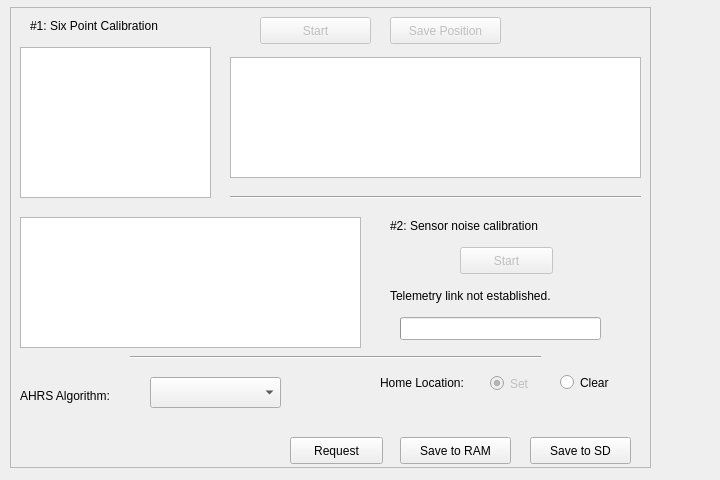
First picture: the form in ground/src/plugins/config/ahrs.ui, repository openpilot/OpenPilot, before the edit.
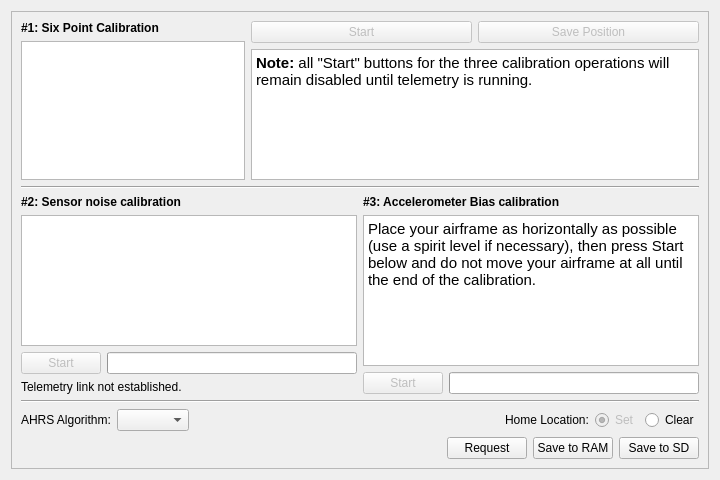
Second picture: the form after the edit.

Commit message: OP-220 1st attempt at "horizontal bias calibration" for the AHRS. Very basic calculation over 100 samples, be my guest to make it more sophisticated if necessary, all the basics are there, you just have to plug a better algo!

The edit to the form file:
```diff
--- a/ground/src/plugins/config/ahrs.ui
+++ b/ground/src/plugins/config/ahrs.ui
@@ -13,30 +13,118 @@
   <property name="windowTitle">
    <string>Form</string>
   </property>
+  <layout class="QVBoxLayout" name="verticalLayout">
+   <item>
   <widget class="QFrame" name="Position6">
-   <property name="geometry">
-    <rect>
-     <x>10</x>
-     <y>7</y>
-     <width>641</width>
-     <height>461</height>
-    </rect>
-   </property>
    <property name="frameShape">
     <enum>QFrame::StyledPanel</enum>
    </property>
    <property name="frameShadow">
     <enum>QFrame::Raised</enum>
    </property>
+     <layout class="QVBoxLayout" name="verticalLayout_2">
+      <item>
+       <layout class="QHBoxLayout" name="sixPointLayout" stretch="1,2">
+        <item>
+         <layout class="QVBoxLayout" name="verticalLayout_3">
+          <item>
+           <widget class="QLabel" name="label_3">
+            <property name="font">
+             <font>
+              <weight>75</weight>
+              <bold>true</bold>
+             </font>
+            </property>
+            <property name="text">
+             <string>#1: Six Point Calibration</string>
+            </property>
+           </widget>
+          </item>
+          <item>
+           <widget class="QGraphicsView" name="sixPointsHelp">
+            <property name="toolTip">
+             <string>Nice paper plane, eh?</string>
+            </property>
+           </widget>
+          </item>
+         </layout>
+        </item>
+        <item>
+         <layout class="QVBoxLayout" name="horLayout">
+          <item>
+           <layout class="QHBoxLayout" name="horizontalLayout_2">
+            <item>
+             <widget class="QPushButton" name="sixPointsStart">
+              <property name="enabled">
+               <bool>false</bool>
+              </property>
+              <property name="toolTip">
+               <string>Launch a sensor range and bias calibration.</string>
+              </property>
+              <property name="text">
+               <string>Start</string>
+              </property>
+             </widget>
+            </item>
+            <item>
+             <widget class="QPushButton" name="sixPointsSave">
+              <property name="enabled">
+               <bool>false</bool>
+              </property>
+              <property name="toolTip">
+               <string>Save settings (only enabled when calibration is running)</string>
+              </property>
+              <property name="text">
+               <string>Save Position</string>
+              </property>
+             </widget>
+            </item>
+           </layout>
+          </item>
+          <item>
+           <widget class="QTextEdit" name="sixPointCalibInstructions">
+            <property name="toolTip">
+             <string>Six Point Calibration instructions</string>
+            </property>
+            <property name="html">
+             <string>&lt;!DOCTYPE HTML PUBLIC &quot;-//W3C//DTD HTML 4.0//EN&quot; &quot;http://www.w3.org/TR/REC-html40/strict.dtd&quot;&gt;
+&lt;html&gt;&lt;head&gt;&lt;meta name=&quot;qrichtext&quot; content=&quot;1&quot; /&gt;&lt;style type=&quot;text/css&quot;&gt;
+p, li { white-space: pre-wrap; }
+&lt;/style&gt;&lt;/head&gt;&lt;body style=&quot; font-family:'Ubuntu'; font-size:11pt; font-weight:400; font-style:normal;&quot;&gt;
+&lt;p style=&quot; margin-top:0px; margin-bottom:0px; margin-left:0px; margin-right:0px; -qt-block-indent:0; text-indent:0px;&quot;&gt;&lt;span style=&quot; font-weight:600;&quot;&gt;Note:&lt;/span&gt; all &amp;quot;Start&amp;quot; buttons for the three calibration operations will remain disabled until telemetry is running.&lt;/p&gt;&lt;/body&gt;&lt;/html&gt;</string>
+            </property>
+           </widget>
+          </item>
+         </layout>
+        </item>
+       </layout>
+      </item>
+      <item>
+       <widget class="Line" name="line">
+        <property name="orientation">
+         <enum>Qt::Horizontal</enum>
+        </property>
+       </widget>
+      </item>
+      <item>
+       <layout class="QHBoxLayout" name="sensorNoiseLayout">
+        <item>
+         <layout class="QVBoxLayout" name="verticalLayout_4">
+          <item>
+           <widget class="QLabel" name="label">
+            <property name="font">
+             <font>
+              <weight>75</weight>
+              <bold>true</bold>
+             </font>
+            </property>
+            <property name="text">
+             <string>#2: Sensor noise calibration</string>
+            </property>
+           </widget>
+          </item>
+          <item>
    <widget class="QGraphicsView" name="ahrsBargraph">
-    <property name="geometry">
-     <rect>
-      <x>10</x>
-      <y>210</y>
-      <width>341</width>
-      <height>131</height>
-     </rect>
-    </property>
     <property name="toolTip">
      <string>These are the sensor variance values computed by the AHRS.
 
@@ -49,31 +137,14 @@
      <enum>Qt::ScrollBarAlwaysOff</enum>
     </property>
    </widget>
-   <widget class="QLabel" name="calibInstructions">
-    <property name="geometry">
-     <rect>
-      <x>380</x>
-      <y>280</y>
-      <width>231</width>
-      <height>17</height>
-     </rect>
-    </property>
-    <property name="text">
-     <string>Telemetry link not established.</string>
-    </property>
-   </widget>
+          </item>
+          <item>
+           <layout class="QHBoxLayout" name="horizontalLayout">
+            <item>
    <widget class="QPushButton" name="ahrsCalibStart">
     <property name="enabled">
      <bool>false</bool>
     </property>
-    <property name="geometry">
-     <rect>
-      <x>450</x>
-      <y>240</y>
-      <width>93</width>
-      <height>27</height>
-     </rect>
-    </property>
     <property name="toolTip">
      <string>Press to start a calibration procedure, about 15 seconds.
 
@@ -83,117 +154,138 @@
      <string>Start</string>
     </property>
    </widget>
-   <widget class="Line" name="line">
-    <property name="geometry">
-     <rect>
-      <x>220</x>
-      <y>180</y>
-      <width>411</width>
-      <height>20</height>
-     </rect>
-    </property>
+            </item>
+            <item>
+             <widget class="QProgressBar" name="calibProgress">
+              <property name="enabled">
+               <bool>true</bool>
+              </property>
+              <property name="maximum">
+               <number>15</number>
+              </property>
+              <property name="value">
+               <number>0</number>
+              </property>
+              <property name="textVisible">
+               <bool>false</bool>
+              </property>
+             </widget>
+            </item>
+           </layout>
+          </item>
+          <item>
+           <widget class="QLabel" name="calibInstructions">
+            <property name="text">
+             <string>Telemetry link not established.</string>
+            </property>
+           </widget>
+          </item>
+         </layout>
+        </item>
+        <item>
+         <layout class="QVBoxLayout" name="verticalLayout_5">
+          <item>
+           <widget class="QLabel" name="label_5">
+            <property name="font">
+             <font>
+              <weight>75</weight>
+              <bold>true</bold>
+             </font>
+            </property>
+            <property name="text">
+             <string>#3: Accelerometer Bias calibration</string>
+            </property>
+           </widget>
+          </item>
+          <item>
+           <widget class="QTextEdit" name="textEdit">
+            <property name="html">
+             <string>&lt;!DOCTYPE HTML PUBLIC &quot;-//W3C//DTD HTML 4.0//EN&quot; &quot;http://www.w3.org/TR/REC-html40/strict.dtd&quot;&gt;
+&lt;html&gt;&lt;head&gt;&lt;meta name=&quot;qrichtext&quot; content=&quot;1&quot; /&gt;&lt;style type=&quot;text/css&quot;&gt;
+p, li { white-space: pre-wrap; }
+&lt;/style&gt;&lt;/head&gt;&lt;body style=&quot; font-family:'Ubuntu'; font-size:11pt; font-weight:400; font-style:normal;&quot;&gt;
+&lt;p style=&quot; margin-top:0px; margin-bottom:0px; margin-left:0px; margin-right:0px; -qt-block-indent:0; text-indent:0px;&quot;&gt;Place your airframe as horizontally as possible (use a spirit level if necessary), then press Start below and do not move your airframe at all until the end of the calibration.&lt;/p&gt;&lt;/body&gt;&lt;/html&gt;</string>
+            </property>
+           </widget>
+          </item>
+          <item>
+           <layout class="QHBoxLayout" name="horizontalLayout_3">
+            <item>
+             <widget class="QPushButton" name="accelBiasStart">
+              <property name="enabled">
+               <bool>false</bool>
+              </property>
+              <property name="text">
+               <string>Start</string>
+              </property>
+             </widget>
+            </item>
+            <item>
+             <widget class="QProgressBar" name="accelBiasProgress">
+              <property name="value">
+               <number>0</number>
+              </property>
+              <property name="textVisible">
+               <bool>false</bool>
+              </property>
+             </widget>
+            </item>
+           </layout>
+          </item>
+         </layout>
+        </item>
+       </layout>
+      </item>
+      <item>
+       <widget class="Line" name="line_3">
     <property name="orientation">
      <enum>Qt::Horizontal</enum>
     </property>
    </widget>
+      </item>
+      <item>
+       <layout class="QHBoxLayout" name="ahrsSettingsLayout">
+        <item>
    <widget class="QLabel" name="label_2">
-    <property name="geometry">
-     <rect>
-      <x>10</x>
-      <y>380</y>
-      <width>111</width>
-      <height>17</height>
-     </rect>
-    </property>
     <property name="text">
      <string>AHRS Algorithm:</string>
     </property>
    </widget>
+        </item>
+        <item>
    <widget class="QComboBox" name="algorithm">
-    <property name="geometry">
-     <rect>
-      <x>140</x>
-      <y>370</y>
-      <width>131</width>
-      <height>31</height>
-     </rect>
-    </property>
     <property name="toolTip">
      <string>Select the sensor integration algorithm here.
 &quot;Simple&quot; only uses accelerometer values
 &quot;INSGPS&quot; the full featured algorithm integrating all sensors</string>
     </property>
    </widget>
-   <widget class="QGraphicsView" name="sixPointsHelp">
-    <property name="geometry">
-     <rect>
-      <x>10</x>
-      <y>40</y>
-      <width>191</width>
-      <height>151</height>
-     </rect>
-    </property>
-    <property name="toolTip">
-     <string>Nice paper plane, eh?</string>
-    </property>
-   </widget>
-   <widget class="QLabel" name="label_3">
-    <property name="geometry">
-     <rect>
-      <x>20</x>
-      <y>10</y>
-      <width>181</width>
-      <height>17</height>
-     </rect>
-    </property>
+        </item>
+        <item>
+         <spacer name="horizontalSpacer_2">
+          <property name="orientation">
+           <enum>Qt::Horizontal</enum>
+          </property>
+          <property name="sizeHint" stdset="0">
+           <size>
+            <width>40</width>
+            <height>20</height>
+           </size>
+          </property>
+         </spacer>
+        </item>
+        <item>
+         <widget class="QLabel" name="label_4">
     <property name="text">
-     <string>#1: Six Point Calibration</string>
-    </property>
-   </widget>
-   <widget class="QPushButton" name="sixPointsStart">
-    <property name="enabled">
-     <bool>false</bool>
-    </property>
-    <property name="geometry">
-     <rect>
-      <x>250</x>
-      <y>10</y>
-      <width>111</width>
-      <height>27</height>
-     </rect>
-    </property>
-    <property name="toolTip">
-     <string>Launch a sensor range and bias calibration.</string>
-    </property>
-    <property name="text">
-     <string>Start</string>
-    </property>
-   </widget>
-   <widget class="QTextEdit" name="sixPointCalibInstructions">
-    <property name="geometry">
-     <rect>
-      <x>220</x>
-      <y>50</y>
-      <width>411</width>
-      <height>121</height>
-     </rect>
-    </property>
-    <property name="toolTip">
-     <string>Six Point Calibration instructions</string>
-    </property>
-   </widget>
+           <string>Home Location:</string>
+          </property>
+         </widget>
+        </item>
+        <item>
    <widget class="QRadioButton" name="homeLocationSet">
     <property name="enabled">
      <bool>false</bool>
     </property>
-    <property name="geometry">
-     <rect>
-      <x>480</x>
-      <y>361</y>
-      <width>51</width>
-      <height>31</height>
-     </rect>
-    </property>
     <property name="toolTip">
      <string>Saves the Home Location. This is only enabled
 if the Home Location is set, i.e. if the GPS fix is
@@ -211,15 +303,57 @@
      <string>buttonGroup</string>
     </attribute>
    </widget>
+        </item>
+        <item>
+         <widget class="QRadioButton" name="homeLocationClear">
+          <property name="enabled">
+           <bool>true</bool>
+          </property>
+          <property name="toolTip">
+           <string>Clears the HomeLocation: only makes sense if you save
+to SD. This will force the AHRS to use the next GPS fix as the
+new home location unless it is in indoor mode.</string>
+          </property>
+          <property name="text">
+           <string>Clear</string>
+          </property>
+          <attribute name="buttonGroup">
+           <string>buttonGroup</string>
+          </attribute>
+         </widget>
+        </item>
+       </layout>
+      </item>
+      <item>
+       <spacer name="verticalSpacer_3">
+        <property name="orientation">
+         <enum>Qt::Vertical</enum>
+        </property>
+        <property name="sizeHint" stdset="0">
+         <size>
+          <width>20</width>
+          <height>40</height>
+         </size>
+        </property>
+       </spacer>
+      </item>
+      <item>
+       <layout class="QHBoxLayout" name="submitButtons">
+        <item>
+         <spacer name="horizontalSpacer">
+          <property name="orientation">
+           <enum>Qt::Horizontal</enum>
+          </property>
+          <property name="sizeHint" stdset="0">
+           <size>
+            <width>40</width>
+            <height>20</height>
+           </size>
+          </property>
+         </spacer>
+        </item>
+        <item>
    <widget class="QPushButton" name="ahrsSettingsRequest">
-    <property name="geometry">
-     <rect>
-      <x>280</x>
-      <y>430</y>
-      <width>93</width>
-      <height>27</height>
-     </rect>
-    </property>
     <property name="toolTip">
      <string>Refresh this screen with current values from the board.</string>
     </property>
@@ -227,82 +361,9 @@
      <string>Request</string>
     </property>
    </widget>
-   <widget class="Line" name="line_3">
-    <property name="geometry">
-     <rect>
-      <x>120</x>
-      <y>340</y>
-      <width>411</width>
-      <height>20</height>
-     </rect>
-    </property>
-    <property name="orientation">
-     <enum>Qt::Horizontal</enum>
-    </property>
-   </widget>
-   <widget class="QLabel" name="label">
-    <property name="geometry">
-     <rect>
-      <x>380</x>
-      <y>210</y>
-      <width>251</width>
-      <height>17</height>
-     </rect>
-    </property>
-    <property name="text">
-     <string>#2: Sensor noise calibration</string>
-    </property>
-   </widget>
-   <widget class="QProgressBar" name="calibProgress">
-    <property name="enabled">
-     <bool>true</bool>
-    </property>
-    <property name="geometry">
-     <rect>
-      <x>390</x>
-      <y>310</y>
-      <width>201</width>
-      <height>23</height>
-     </rect>
-    </property>
-    <property name="maximum">
-     <number>15</number>
-    </property>
-    <property name="value">
-     <number>0</number>
-    </property>
-    <property name="textVisible">
-     <bool>false</bool>
-    </property>
-   </widget>
-   <widget class="QPushButton" name="sixPointsSave">
-    <property name="enabled">
-     <bool>false</bool>
-    </property>
-    <property name="geometry">
-     <rect>
-      <x>380</x>
-      <y>10</y>
-      <width>111</width>
-      <height>27</height>
-     </rect>
-    </property>
-    <property name="toolTip">
-     <string>Save settings (only enabled when calibration is running)</string>
-    </property>
-    <property name="text">
-     <string>Save Position</string>
-    </property>
-   </widget>
+        </item>
+        <item>
    <widget class="QPushButton" name="ahrsSettingsSaveRAM">
-    <property name="geometry">
-     <rect>
-      <x>390</x>
-      <y>430</y>
-      <width>111</width>
-      <height>27</height>
-     </rect>
-    </property>
     <property name="toolTip">
      <string>Save settings to the OP board (RAM only).
 
@@ -313,15 +374,9 @@
      <string>Save to RAM</string>
     </property>
    </widget>
+        </item>
+        <item>
    <widget class="QPushButton" name="ahrsSettingsSaveSD">
-    <property name="geometry">
-     <rect>
-      <x>520</x>
-      <y>430</y>
-      <width>101</width>
-      <height>27</height>
-     </rect>
-    </property>
     <property name="toolTip">
      <string>Send settings to OP board, and save to the microSD card.</string>
     </property>
@@ -332,44 +387,13 @@
      <bool>false</bool>
     </property>
    </widget>
-   <widget class="QRadioButton" name="homeLocationClear">
-    <property name="enabled">
-     <bool>true</bool>
-    </property>
-    <property name="geometry">
-     <rect>
-      <x>550</x>
-      <y>360</y>
-      <width>71</width>
-      <height>31</height>
-     </rect>
-    </property>
-    <property name="toolTip">
-     <string>Clears the HomeLocation: only makes sense if you save
-to SD. This will force the AHRS to use the next GPS fix as the
-new home location unless it is in indoor mode.</string>
-    </property>
-    <property name="text">
-     <string>Clear</string>
-    </property>
-    <attribute name="buttonGroup">
-     <string>buttonGroup</string>
-    </attribute>
-   </widget>
-   <widget class="QLabel" name="label_4">
-    <property name="geometry">
-     <rect>
-      <x>370</x>
-      <y>360</y>
-      <width>101</width>
-      <height>31</height>
-     </rect>
-    </property>
-    <property name="text">
-     <string>Home Location:</string>
-    </property>
-   </widget>
-  </widget>
+        </item>
+       </layout>
+      </item>
+     </layout>
+    </widget>
+   </item>
+  </layout>
  </widget>
  <resources/>
  <connections/>
```
Lines whose indentation alone changed are shown as unchanged. The commit also changes 2 other files.
